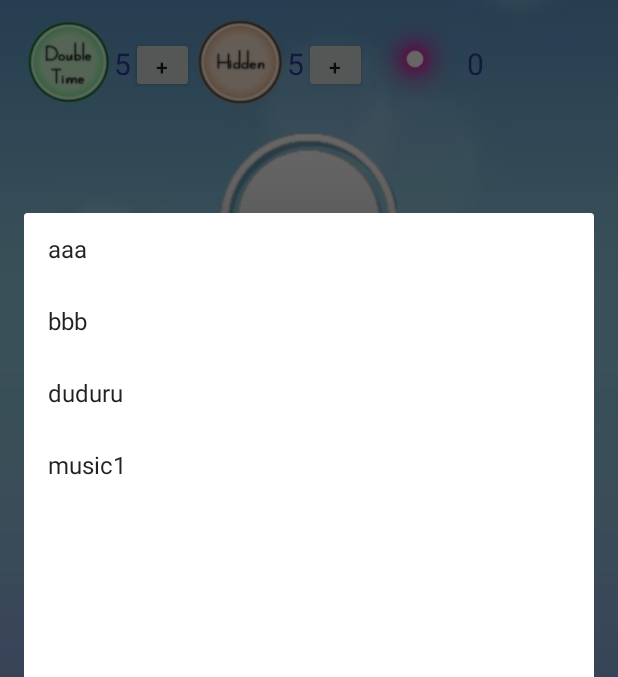
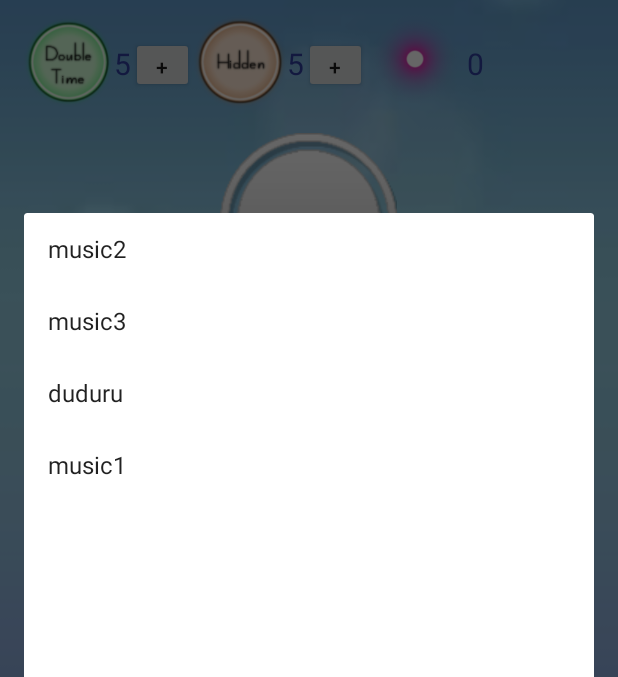
Before and after one commit to fcu-D0441406/homeworkv2, an Android app: the screen it shows after launch (MainActivity), after a tap on "MUSIC", on a phone screen of 412 x 824 dp, the part 101-778 px from its top. Run offline under Robolectric (Android 15) with nearby library versions, the phone set to English and light mode, and no system bars.

Commit message:
music_button

```diff
--- a/app/src/main/java/com/example/n/myapplication/MainActivity.java
+++ b/app/src/main/java/com/example/n/myapplication/MainActivity.java
@@ -64,6 +64,8 @@ public class MainActivity extends AppCompatActivity {
                 dialog_music = new Dialog(MainActivity.this);
                 dialog_music.setCancelable(true);
                 dialog_music.setContentView(R.layout.set_music);
+                exit_music = (Button) dialog_music.findViewById(R.id.exit);
+                exit_music.setOnClickListener(listen_exit);
                 dialog_music.show();
                 ListView listView = (ListView) dialog_music.findViewById(R.id.choose_music);
                 ArrayAdapter<CharSequence> adapter = ArrayAdapter.createFromResource(MainActivity.this,R.array.music_name,android.R.layout.simple_list_item_1);
@@ -82,8 +84,6 @@ public class MainActivity extends AppCompatActivity {
         public void onItemClick(AdapterView<?> parent,View view,int position,long id){
             music_id = music_list_id[position];
             Toast.makeText(MainActivity.this,"音樂更換成功",Toast.LENGTH_LONG).show();
-            exit_music = (Button) dialog_music.findViewById(R.id.exit);
-            exit_music.setOnClickListener(listen_exit);
         }
     };
     private View.OnClickListener listen_exit = new View.OnClickListener(){
--- a/app/src/main/res/values/strings.xml
+++ b/app/src/main/res/values/strings.xml
@@ -1,8 +1,8 @@
 <resources>
     <string name="app_name">My Application</string>
     <string-array name="music_name">
-        <item>aaa</item>
-        <item>bbb</item>
+        <item>music2</item>
+        <item>music3</item>
         <item>duduru</item>
         <item>music1</item>
     </string-array>
```
Also changed, not shown: app/src/main/java/com/example/n/myapplication/Main2Activity.java (+5 -8 lines).
